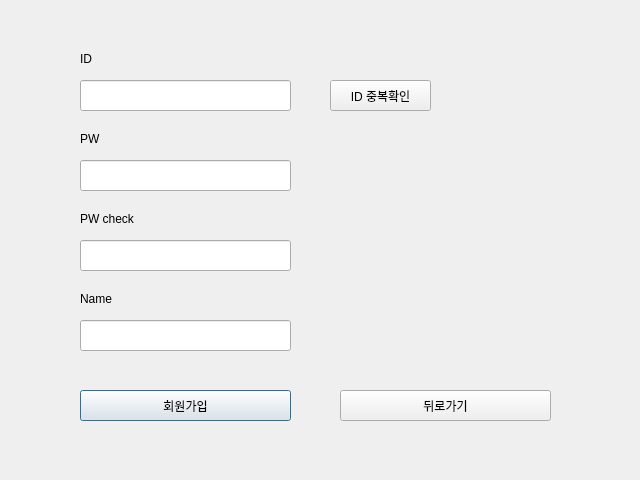
First picture: the form in client2/signup.ui, repository a-bnb/travel, before the edit.
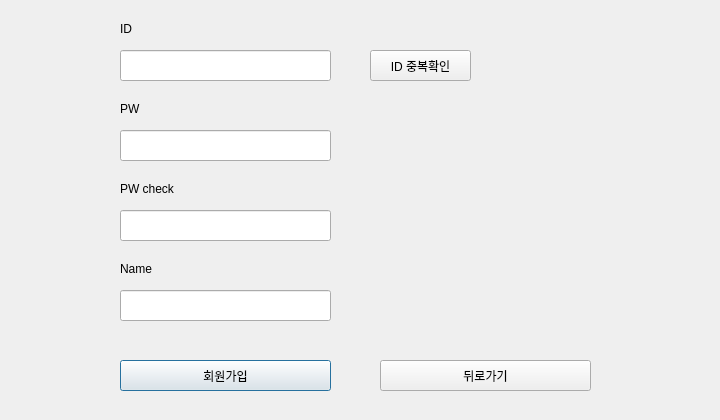
Second picture: the form after the edit.

```diff
--- a/client2/signup.ui
+++ b/client2/signup.ui
@@ -6,8 +6,8 @@
    <rect>
     <x>0</x>
     <y>0</y>
-    <width>640</width>
-    <height>480</height>
+    <width>720</width>
+    <height>420</height>
    </rect>
   </property>
   <property name="windowTitle">
@@ -16,8 +16,8 @@
   <widget class="QPushButton" name="signup_btn">
    <property name="geometry">
     <rect>
-     <x>80</x>
-     <y>390</y>
+     <x>120</x>
+     <y>360</y>
      <width>211</width>
      <height>31</height>
     </rect>
@@ -29,8 +29,8 @@
   <widget class="QLineEdit" name="Name_text">
    <property name="geometry">
     <rect>
-     <x>80</x>
-     <y>320</y>
+     <x>120</x>
+     <y>290</y>
      <width>211</width>
      <height>31</height>
     </rect>
@@ -39,8 +39,8 @@
   <widget class="QLineEdit" name="ID_text">
    <property name="geometry">
     <rect>
-     <x>80</x>
-     <y>80</y>
+     <x>120</x>
+     <y>50</y>
      <width>211</width>
      <height>31</height>
     </rect>
@@ -49,8 +49,8 @@
   <widget class="QLabel" name="label">
    <property name="geometry">
     <rect>
-     <x>80</x>
-     <y>50</y>
+     <x>120</x>
+     <y>20</y>
      <width>67</width>
      <height>17</height>
     </rect>
@@ -62,8 +62,8 @@
   <widget class="QLabel" name="label_4">
    <property name="geometry">
     <rect>
-     <x>80</x>
-     <y>290</y>
+     <x>120</x>
+     <y>260</y>
      <width>67</width>
      <height>17</height>
     </rect>
@@ -75,8 +75,8 @@
   <widget class="QLabel" name="label_3">
    <property name="geometry">
     <rect>
-     <x>80</x>
-     <y>210</y>
+     <x>120</x>
+     <y>180</y>
      <width>67</width>
      <height>17</height>
     </rect>
@@ -88,8 +88,8 @@
   <widget class="QPushButton" name="check_btn">
    <property name="geometry">
     <rect>
-     <x>330</x>
-     <y>80</y>
+     <x>370</x>
+     <y>50</y>
      <width>101</width>
      <height>31</height>
     </rect>
@@ -101,8 +101,8 @@
   <widget class="QLabel" name="label_2">
    <property name="geometry">
     <rect>
-     <x>80</x>
-     <y>130</y>
+     <x>120</x>
+     <y>100</y>
      <width>67</width>
      <height>17</height>
     </rect>
@@ -114,8 +114,8 @@
   <widget class="QLineEdit" name="PW_text">
    <property name="geometry">
     <rect>
-     <x>80</x>
-     <y>160</y>
+     <x>120</x>
+     <y>130</y>
      <width>211</width>
      <height>31</height>
     </rect>
@@ -124,8 +124,8 @@
   <widget class="QLineEdit" name="PW2_text">
    <property name="geometry">
     <rect>
-     <x>80</x>
-     <y>240</y>
+     <x>120</x>
+     <y>210</y>
      <width>211</width>
      <height>31</height>
     </rect>
@@ -134,8 +134,8 @@
   <widget class="QPushButton" name="exit_btn">
    <property name="geometry">
     <rect>
-     <x>340</x>
-     <y>390</y>
+     <x>380</x>
+     <y>360</y>
      <width>211</width>
      <height>31</height>
     </rect>
```
